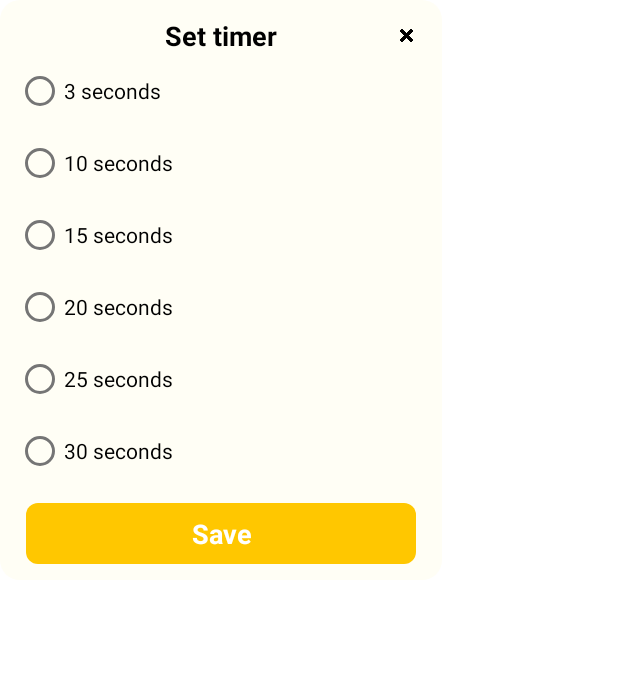
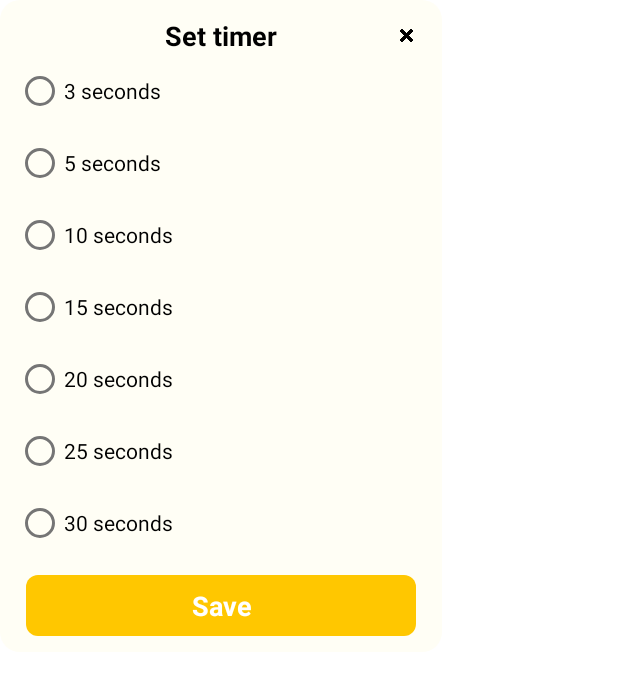
Before and after one commit to nduyhung99/Phone-Security, an Android app: the layout custom_dialog_time_countdown.xml on its own in the app's theme, with its tools: preview values and no code run, on a phone screen of 412 x 824 dp. Shown: the top 675 px of the screen. Run offline under Robolectric (Android 15) with nearby library versions, the phone set to English and light mode, and no system bars.

Commit message:
26/01/2022 #2

```diff
--- a/app/src/main/java/com/example/phonesecurity/MainActivity.java
+++ b/app/src/main/java/com/example/phonesecurity/MainActivity.java
@@ -919,17 +919,19 @@ public class MainActivity extends AppCompatActivity {
             case R.id.radTime1:
                 return 3000;
             case R.id.radTime2:
+                return 5000;
+            case R.id.radTime3:
                 return 10000;
-            case R.id.radTime3:
+            case R.id.radTime4:
                 return 15000;
-            case R.id.radTime4:
+            case R.id.radTime5:
                 return 20000;
-            case R.id.radTime5:
+            case R.id.radTime6:
                 return 25000;
-            case R.id.radTime6:
+            case R.id.radTime7:
                 return 30000;
         }
-        return 5000;
+        return 3000;
     }
 
     private void startListenerService(int i) {
--- a/app/src/main/res/layout/custom_dialog_time_countdown.xml
+++ b/app/src/main/res/layout/custom_dialog_time_countdown.xml
@@ -66,6 +66,11 @@
                 android:layout_width="wrap_content"
                 android:layout_height="wrap_content"
                 android:text="@string/timer6"/>
+            <RadioButton
+                android:id="@+id/radTime7"
+                android:layout_width="wrap_content"
+                android:layout_height="wrap_content"
+                android:text="@string/timer7"/>
         </RadioGroup>
         <TextView
             android:id="@+id/txtApply"
--- a/app/src/main/res/values/strings.xml
+++ b/app/src/main/res/values/strings.xml
@@ -52,11 +52,12 @@
     <string name="save">Save</string>
     <string name="timer_option">Activation timer option</string>
     <string name="timer1">3 seconds</string>
-    <string name="timer2">10 seconds</string>
-    <string name="timer3">15 seconds</string>
-    <string name="timer4">20 seconds</string>
-    <string name="timer5">25 seconds</string>
-    <string name="timer6">30 seconds</string>
+    <string name="timer2">5 seconds</string>
+    <string name="timer3">10 seconds</string>
+    <string name="timer4">15 seconds</string>
+    <string name="timer5">20 seconds</string>
+    <string name="timer6">25 seconds</string>
+    <string name="timer7">30 seconds</string>
     <string name="active">Activate</string>
     <string name="password_enter_wrong">Password enter wrong:</string>
     <string name="feedback">Feedback</string>
```
Also changed, not shown: 1 other file.
